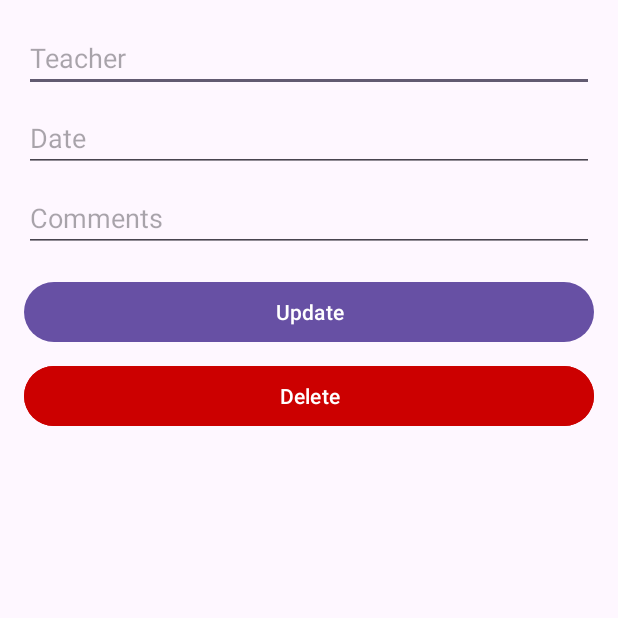
After one commit to ltn23/YogaAdmin, an Android app: the EditClassActivity screen opened directly, with no data from a screen before it, on a phone screen of 412 x 824 dp, the top half of it. The commit adds this screen. Run offline under Robolectric (Android 15) with nearby library versions, the phone set to English and light mode, and no system bars.

Commit message:
add class

```diff
--- /dev/null
+++ b/YogaAdminApp/app/src/main/java/com/example/yogaadminapp/Class/EditClassActivity.java
@@ -0,0 +1,93 @@
+package com.example.yogaadminapp.Class;
+
+
+import android.content.Intent;
+import android.os.Bundle;
+import android.view.View;
+import android.widget.Button;
+import android.widget.EditText;
+import android.widget.Toast;
+import androidx.appcompat.app.AppCompatActivity;
+
+import com.example.yogaadminapp.DatabaseHelper;
+import com.example.yogaadminapp.R;
+
+public class EditClassActivity extends AppCompatActivity {
+
+    EditText edtTeacher, edtDate, edtComments;
+    Button btnUpdate, btnDelete;
+    DatabaseHelper dbHelper;
+    ClassModel currentClass;
+
+    @Override
+    protected void onCreate(Bundle savedInstanceState) {
+        super.onCreate(savedInstanceState);
+        setContentView(R.layout.activity_edit_class);
+
+        // Ánh xạ các view
+        edtTeacher = findViewById(R.id.edtTeacher);
+        edtDate = findViewById(R.id.edtDate);
+        edtComments = findViewById(R.id.edtComments);
+        btnUpdate = findViewById(R.id.btnUpdateClass);
+        btnDelete = findViewById(R.id.btnDeleteClass);
+
+        dbHelper = new DatabaseHelper(this);
+
+        // Nhận dữ liệu từ Intent
+        Intent intent = getIntent();
+        currentClass = (ClassModel) intent.getSerializableExtra("classModel");
+
+        if (currentClass != null) {
+            populateFields();
+        }
+
+        // Nút Update để cập nhật class
+        btnUpdate.setOnClickListener(v -> {
+            if (validateInputs()) {
+                updateClass();
+                Toast.makeText(EditClassActivity.this, "Class updated successfully", Toast.LENGTH_SHORT).show();
+                finish();
+            }
+        });
+
+        // Nút Delete để xóa class
+        btnDelete.setOnClickListener(v -> {
+            deleteClass();
+            Toast.makeText(EditClassActivity.this, "Class deleted successfully", Toast.LENGTH_SHORT).show();
+            finish();
+        });
+    }
+
+    private void populateFields() {
+        edtTeacher.setText(currentClass.getTeacher());
+        edtDate.setText(currentClass.getDate());
+        edtComments.setText(currentClass.getComments());
+    }
+
+    private boolean validateInputs() {
+        if (edtTeacher.getText().toString().isEmpty()) {
+            edtTeacher.setError("Teacher is required");
+            return false;
+        }
+        if (edtDate.getText().toString().isEmpty()) {
+            edtDate.setError("Date is required");
+            return false;
+        }
+        return true;
+    }
+
+    private void updateClass() {
+        currentClass = new ClassModel(
+                currentClass.getId(),
+                edtTeacher.getText().toString(),
+                edtDate.getText().toString(),
+                edtComments.getText().toString(),
+                currentClass.getCourseId()
+        );
+        dbHelper.updateClass(currentClass);
+    }
+
+    private void deleteClass() {
+        dbHelper.deleteClass(currentClass.getId());
+    }
+}
--- a/YogaAdminApp/app/src/main/java/com/example/yogaadminapp/Course/YogaCourse.java
+++ b/YogaAdminApp/app/src/main/java/com/example/yogaadminapp/Course/YogaCourse.java
@@ -2,7 +2,7 @@ package com.example.yogaadminapp.Course;
 
 import java.io.Serializable;
 
-public class YogaCourse implements Serializable { // Triển khai Serializable
+public class YogaCourse implements Serializable {
     private int id;
     private String day;
     private String time;
--- /dev/null
+++ b/YogaAdminApp/app/src/main/res/layout/activity_edit_class.xml
@@ -0,0 +1,43 @@
+<?xml version="1.0" encoding="utf-8"?>
+<LinearLayout xmlns:android="http://schemas.android.com/apk/res/android"
+    android:layout_width="match_parent"
+    android:layout_height="match_parent"
+    android:orientation="vertical"
+    android:padding="16dp">
+
+    <EditText
+        android:id="@+id/edtTeacher"
+        android:layout_width="match_parent"
+        android:layout_height="wrap_content"
+        android:hint="Teacher"
+        android:layout_marginBottom="8dp" />
+
+    <EditText
+        android:id="@+id/edtDate"
+        android:layout_width="match_parent"
+        android:layout_height="wrap_content"
+        android:hint="Date"
+        android:layout_marginBottom="8dp" />
+
+    <EditText
+        android:id="@+id/edtComments"
+        android:layout_width="match_parent"
+        android:layout_height="wrap_content"
+        android:hint="Comments"
+        android:layout_marginBottom="16dp" />
+
+    <Button
+        android:id="@+id/btnUpdateClass"
+        android:layout_width="match_parent"
+        android:layout_height="wrap_content"
+        android:text="Update"
+        android:layout_marginBottom="8dp" />
+
+    <Button
+        android:id="@+id/btnDeleteClass"
+        android:layout_width="match_parent"
+        android:layout_height="wrap_content"
+        android:text="Delete"
+        android:backgroundTint="@android:color/holo_red_dark"
+        android:textColor="@android:color/white" />
+</LinearLayout>
```
Also changed, not shown: YogaAdminApp/app/src/main/AndroidManifest.xml (+14 -0 lines), YogaAdminApp/app/src/main/java/com/example/yogaadminapp/Class/AddClassActivity.java (added, +58 -0 lines), YogaAdminApp/app/src/main/java/com/example/yogaadminapp/Class/ClassAdapter.java (added, +62 -0 lines), YogaAdminApp/app/src/main/java/com/example/yogaadminapp/Class/ClassListActivity.java (added, +59 -0 lines), YogaAdminApp/app/src/main/java/com/example/yogaadminapp/Class/ClassModel.java (added, +46 -0 lines), YogaAdminApp/app/src/main/java/com/example/yogaadminapp/DatabaseHelper.java (+75 -5 lines), YogaAdminApp/app/src/main/java/com/example/yogaadminapp/RecyclerViewAdapter.java (+7 -6 lines), YogaAdminApp/app/src/main/res/layout/activity_add_class.xml (added, +37 -0 lines), YogaAdminApp/app/src/main/res/layout/activity_class_list.xml (added, +15 -0 lines), YogaAdminApp/app/src/main/res/layout/class_item.xml (added, +16 -0 lines).
